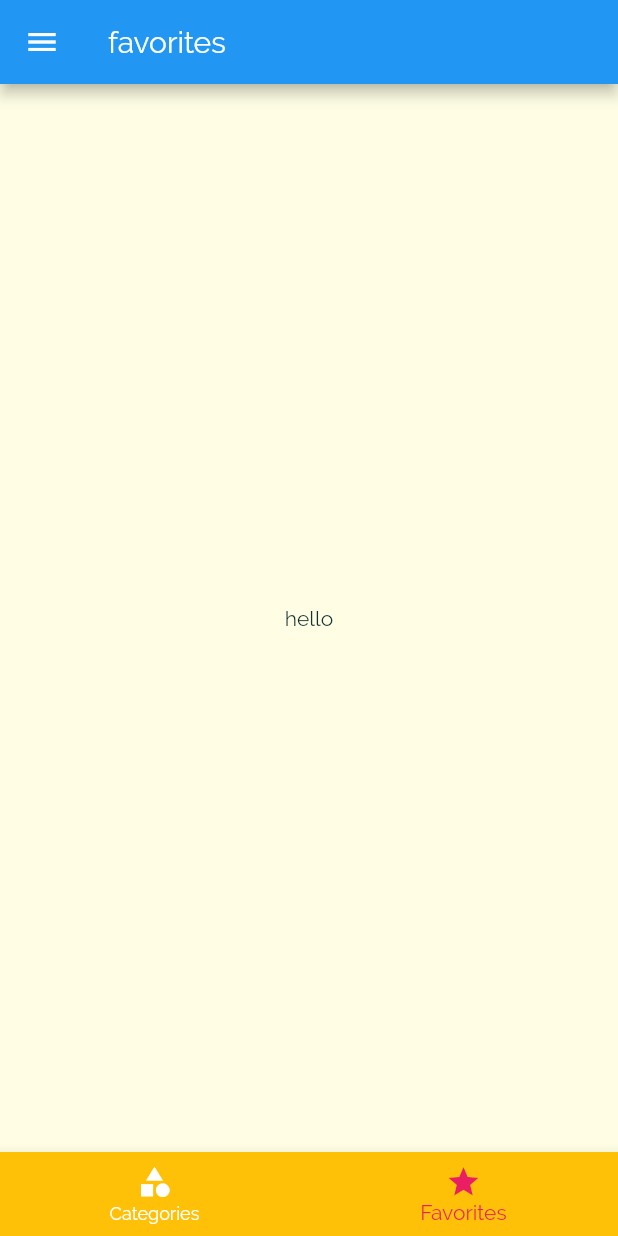
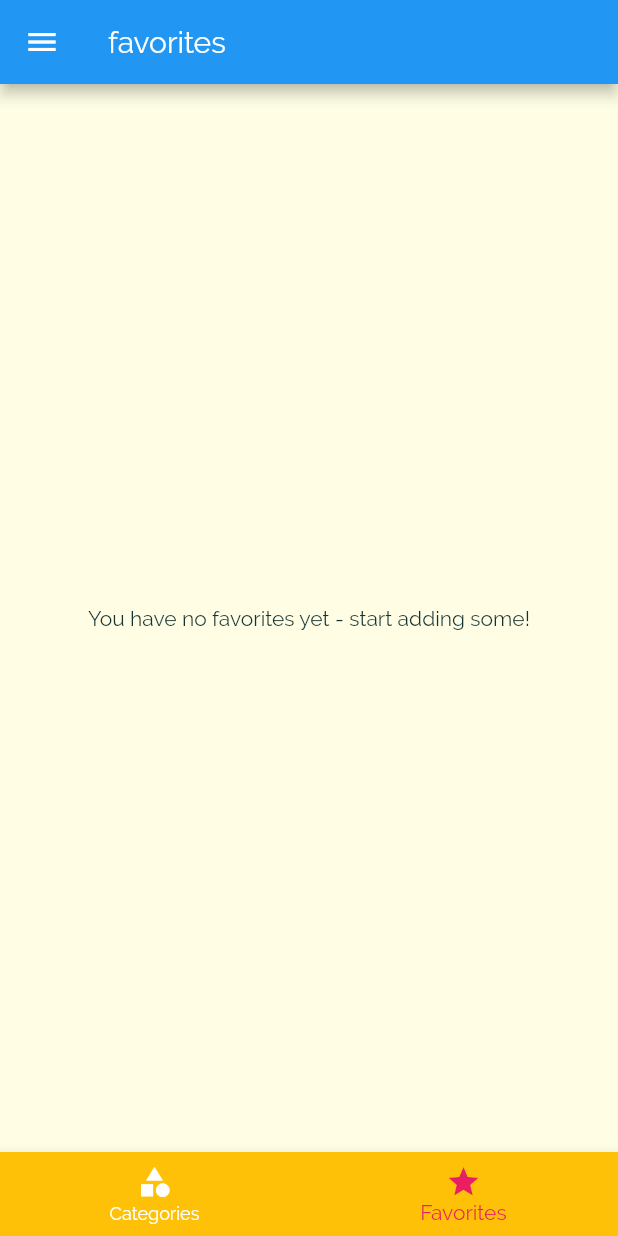
Before and after one commit to amalsaimoua/mealAppP1, a Flutter app: the screen it shows after launch, item 2 of the bottom bar chosen, on a phone screen of 412 x 824 dp. Run offline on Flutter 3.47's test engine with Material 2 defaults, Android fonts, the phone set to English and light mode, and no system bars.

Commit message:
App has been done

```diff
--- a/lib/main.dart
+++ b/lib/main.dart
@@ -1,3 +1,5 @@
+// ignore_for_file: prefer_const_constructors
+
 import 'package:flutter/material.dart';
 import 'package:mealapp/dummy_data.dart';
 import 'package:mealapp/moduls/meal.dart';
@@ -24,7 +26,18 @@ class _MyAppState extends State<MyApp> {
     'vegan': false,
     'vegeterian': false,
   };
+
   List<Meal> _availableMeal = DUMMY_MEALS;
+  List<Meal> _favoriteMeal = [];
+
+  void _toggleFavorite(String mealId){
+   final existingIndex= _favoriteMeal.indexWhere((meal) => meal.id==mealId);
+
+   if (existingIndex >=0){
+     _favoriteMeal.removeAt(existingIndex);
+   } else {_favoriteMeal.add(DUMMY_MEALS.firstWhere((meal) => meal.id==mealId));}
+  }
+
   void saveFilters(Map<String, bool> _filtersData) {
     setState(() {
       _filters = _filtersData;
@@ -38,6 +51,10 @@ class _MyAppState extends State<MyApp> {
     });
   }
 
+  bool isMealFavorite(String id) {
+    //returns either true or false
+    return  _favoriteMeal.any((meal) => meal.id==id);
+  }
   @override
   Widget build(BuildContext context) {
     return MaterialApp(
@@ -64,11 +81,13 @@ class _MyAppState extends State<MyApp> {
       ),
       // home: const CategororiesScreen(),
       routes: {
-        '/': (context) => const tabsScreen(),
-        categoryMealScreen.routeName: (context) => categoryMealScreen(_availableMeal),
-        mealDetailScreen.routeName: (context) => mealDetailScreen(),
-        tabsScreen.routeName: (context) => const tabsScreen(),
-        FiltersScreen.routeName: (context) => FiltersScreen(saveFilters),
+        '/': (context) => tabsScreen(_favoriteMeal),
+        categoryMealScreen.routeName: (context) =>
+            categoryMealScreen(_availableMeal),
+        mealDetailScreen.routeName: (context) =>
+            mealDetailScreen(_toggleFavorite, isMealFavorite),
+        tabsScreen.routeName: (context) => tabsScreen(_favoriteMeal),
+        FiltersScreen.routeName: (context) => FiltersScreen(saveFilters,_filters),
       },
     );
   }
--- a/lib/screens/category_meal_screen.dart
+++ b/lib/screens/category_meal_screen.dart
@@ -53,7 +53,6 @@ class _categoryMealScreenState extends State<categoryMealScreen> {
             duration: displayedMeals![index].duration,
             complexity: displayedMeals![index].complexity,
             affordability: displayedMeals![index].affordability,
-            removeItem: _removeMeal,
           );
         },
         itemCount: displayedMeals!.length,
--- a/lib/screens/favorites_screen.dart
+++ b/lib/screens/favorites_screen.dart
@@ -1,12 +1,37 @@
 import 'package:flutter/material.dart';
+import 'package:mealapp/moduls/meal.dart';
+import 'package:mealapp/widgets/meal_item.dart';
 
 class favoritesScreen extends StatelessWidget {
-  const favoritesScreen({ Key? key }) : super(key: key);
+final List<Meal> favoritesMeal ;
+  favoritesScreen(this.favoritesMeal);
+
 
   @override
   Widget build(BuildContext context) {
-    return Center(
-      child: Text('hello'),
-    );
+
+    if(favoritesMeal.isEmpty) {
+      return const Center(
+      child: Text('You have no favorites yet - start adding some!'),
+    );}
+    else {
+      return ListView.builder(
+        itemBuilder: (context, index) {
+          return mealItem(
+            id: favoritesMeal[index].id,
+            imageURl: favoritesMeal[index].imageURL,
+            title: favoritesMeal[index].title,
+            duration: favoritesMeal[index].duration,
+            complexity: favoritesMeal[index].complexity,
+            affordability: favoritesMeal[index].affordability,
+
+          );
+        },
+        itemCount: favoritesMeal.length,
+      );
+    }
+
+
+
   }
 }
--- a/lib/screens/tabs_screen.dart
+++ b/lib/screens/tabs_screen.dart
@@ -1,30 +1,39 @@
 import 'package:flutter/material.dart';
+import 'package:mealapp/moduls/meal.dart';
 import 'package:mealapp/widgets/main_drawer.dart';
 import 'categories_screen.dart';
 import 'favorites_screen.dart';
 
 class tabsScreen extends StatefulWidget {
-  const tabsScreen({Key? key}) : super(key: key);
-static const routeName = 'tabs_screen';
+  static const routeName = 'tabs_screen';
+  final List<Meal> _favoritesMeal;
+  tabsScreen(this._favoritesMeal);
   @override
   State<tabsScreen> createState() => _tabsScreenState();
 }
 
 class _tabsScreenState extends State<tabsScreen> {
-  List<Map<String, Object?>> pages = [
-    {
-      'page':  const CategoriesScreen(),
-      'title': 'Meal categories',
-    },
-    {
-      'page':  const favoritesScreen(),
-      'title': 'favorites',
-    }
-  ];
+  List<Map<String, Object?>> _pages=[];
 
 //to store the index No. that comes from the on tap
 //property in the botton navigation bar
   int _selectedPageIndex = 0;
+
+  @override
+  void initState() {
+   _pages= [
+      {
+        'page': CategoriesScreen(),
+        'title': 'Meal categories',
+      },
+      {
+        'page': favoritesScreen(widget._favoritesMeal),
+        'title': 'favorites',
+      }
+    ];
+    super.initState();
+  }
+
   void _selectedPage(int index) {
     setState(() {
       _selectedPageIndex = index;
@@ -35,9 +44,9 @@ class _tabsScreenState extends State<tabsScreen> {
   Widget build(BuildContext context) {
     return Scaffold(
       appBar: AppBar(
-        title: Text(pages[_selectedPageIndex]['title'].toString()),
+        title: Text(_pages[_selectedPageIndex]['title'].toString()),
       ),
-      body: pages[_selectedPageIndex]['page'] as Widget,
+      body: _pages[_selectedPageIndex]['page'] as Widget,
       bottomNavigationBar: BottomNavigationBar(
         selectedItemColor: Colors.pink,
         unselectedItemColor: Colors.white,
--- a/lib/widgets/meal_item.dart
+++ b/lib/widgets/meal_item.dart
@@ -11,7 +11,7 @@ class mealItem extends StatelessWidget {
   final int duration;
   final Complexity complexity;
   final Affordability affordability;
-  final Function removeItem;
+
   mealItem({
     required this.id,
     required this.imageURl,
@@ -19,7 +19,7 @@ class mealItem extends StatelessWidget {
     required this.duration,
     required this.complexity,
     required this.affordability,
-    required this.removeItem,
+
   });
 
   String get complexityText {
@@ -55,7 +55,7 @@ class mealItem extends StatelessWidget {
       arguments: id,
     )
         .then((result) {
-      if (result != null) removeItem(result);
+     // if (result != null) removeItem(result);
     });
   }
 
```
Also changed, not shown: lib/screens/filters_screen.dart (+14 -1 lines), lib/screens/meal_details_screen.dart (+8 -6 lines).
